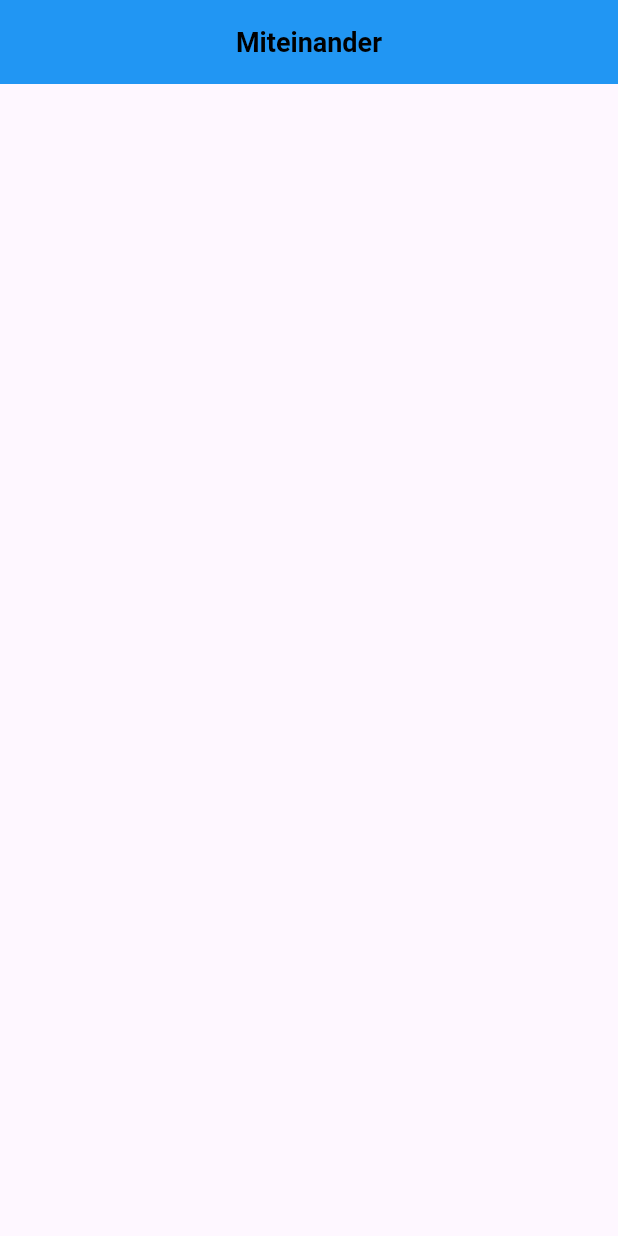
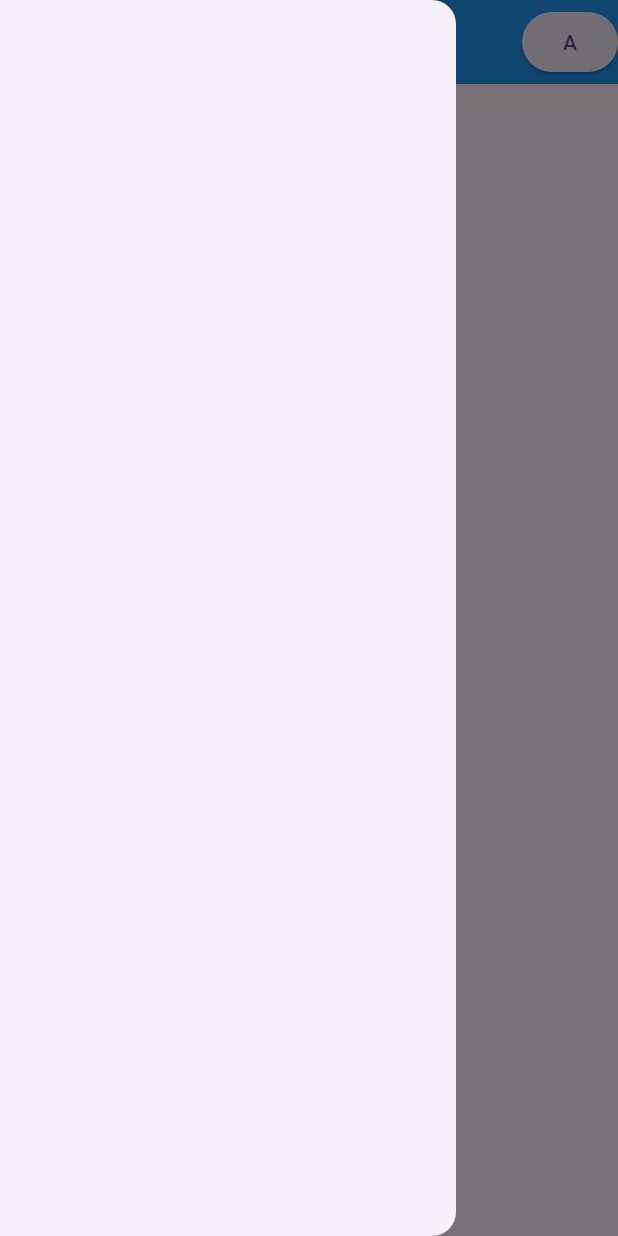
Before and after one commit to luca-stoehr/miteinander_app, a Flutter app: the screen it shows after launch, with the side drawer open (before the commit the screen has no drawer), on a phone screen of 412 x 824 dp. Run offline on Flutter 3.47's test engine with Material 3 defaults, Android fonts, the phone set to English and light mode, and no system bars.

Commit message:
basic updates appbar

```diff
--- a/lib/pages/home.dart
+++ b/lib/pages/home.dart
@@ -6,7 +6,20 @@ class HomePage extends StatelessWidget {
   @override
   Widget build(BuildContext context) {
     return Scaffold(
-      appBar: AppBar(
+      appBar: _appBar(),
+      body: Column(
+        children: [
+
+        ],
+      ),
+      drawer: Drawer(
+
+      ),
+    );
+  }
+
+  AppBar _appBar() {
+    return AppBar(
       title: Text(
         'Miteinander',
         style: TextStyle(
@@ -16,8 +29,13 @@ class HomePage extends StatelessWidget {
         ),
       ),
       centerTitle: true,
-        backgroundColor: Colors.blue
-      ),
+      backgroundColor: Colors.blue,
+      actions: [
+        ElevatedButton(onPressed: () {
+
+        },
+        child: Text('A'))
+      ],
     );
   }
 }
```
Lines whose indentation alone changed are shown as unchanged.
